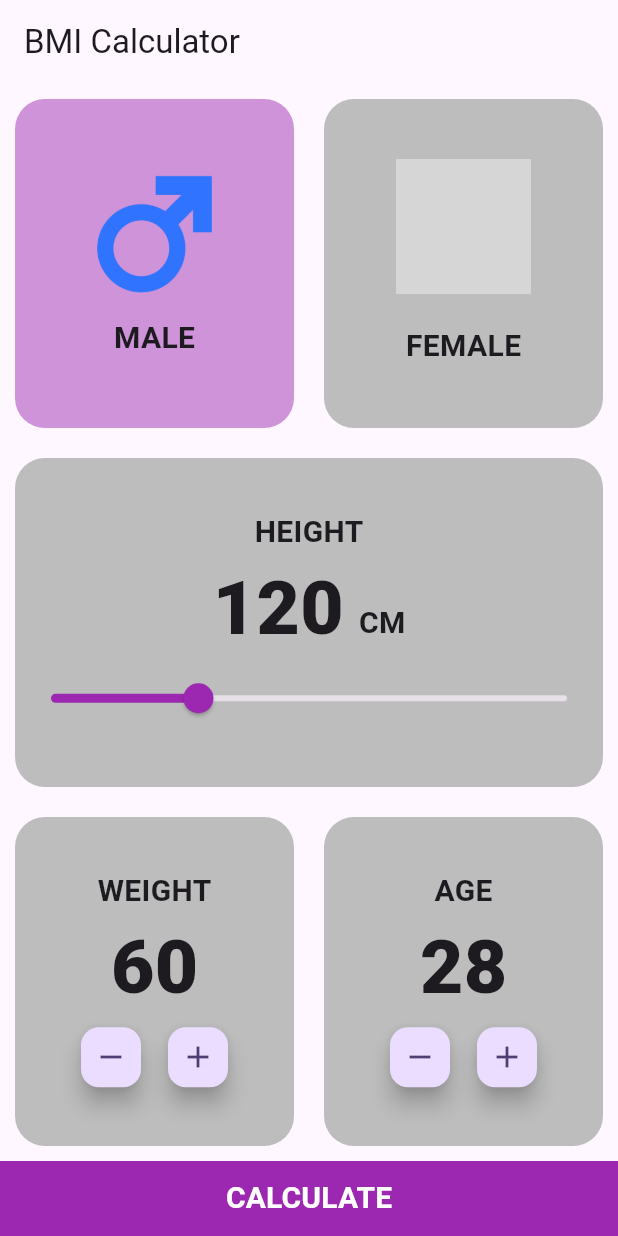
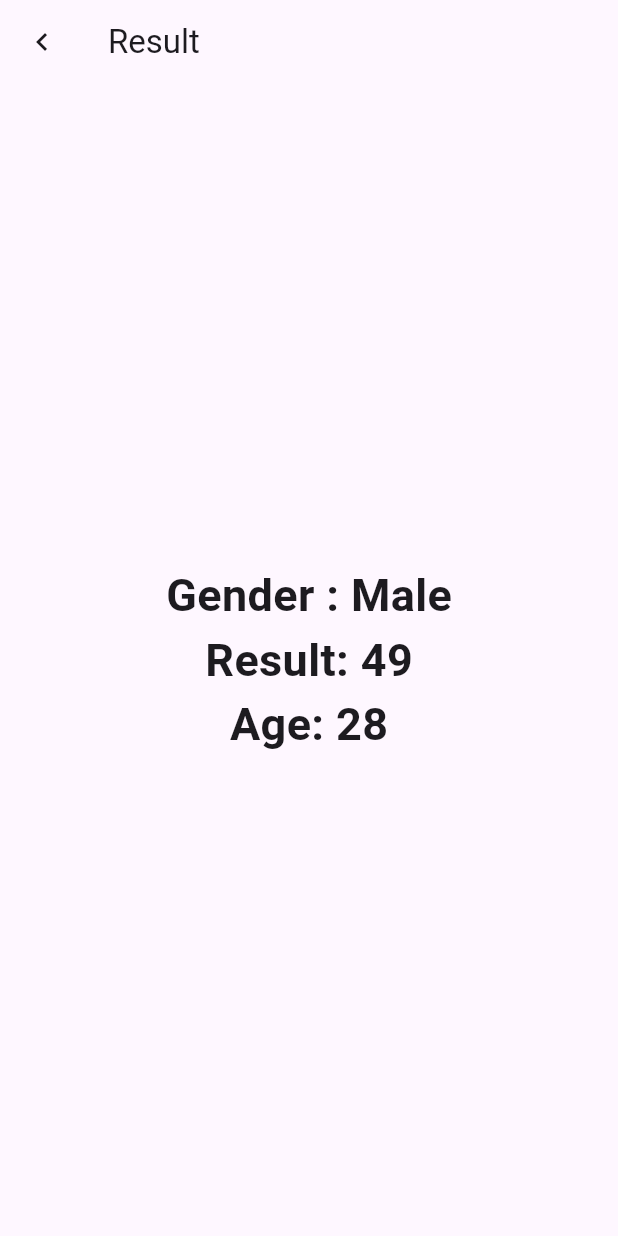
Before and after one commit to amroshehk/BMI-Calculator, a Flutter app: the screen it shows after launch, after a tap on the "remove" icon, after a tap on the "add" icon, after a tap on "CALCULATE", on a phone screen of 412 x 824 dp. Run offline on Flutter 3.47's test engine with Material 3 defaults, Android fonts, the light colour scheme and no system bars; grey boxes are pictures that could not be loaded.

Commit message:
Add navigation between screens. Add result screen.

```diff
--- /dev/null
+++ b/lib/bmi_result_screen.dart
@@ -0,0 +1,40 @@
+import 'package:flutter/material.dart';
+
+class ResultScreen extends StatelessWidget {
+ // const ResultScreen({super.key});
+
+  final double result;
+  final double age;
+  final String gender;
+
+  ResultScreen({
+    required this.result,
+    required this.age,
+    required this.gender,
+  });
+
+  @override
+  Widget build(BuildContext context) {
+    return Scaffold(
+      appBar: AppBar(
+        leading: IconButton(icon: Icon(Icons.keyboard_arrow_left), onPressed: () {
+          Navigator.pop(context);
+        },),
+        title: Text("Result"),
+
+      ),
+      body: Container(
+        width: double.infinity,
+        child: Column(
+          mainAxisAlignment: MainAxisAlignment.center,
+          crossAxisAlignment: CrossAxisAlignment.center,
+          children: [
+            Text("Gender : $gender",style: TextStyle(fontSize: 30.0, fontWeight: FontWeight.bold),),
+            Text("Result: ${result.round()}",style: TextStyle(fontSize: 30.0, fontWeight: FontWeight.bold)),
+            Text("Age: ${age.round()}",style: TextStyle(fontSize: 30.0, fontWeight: FontWeight.bold)),
+          ],
+        ),
+      ),
+    );
+  }
+}
--- a/lib/bmi_screen.dart
+++ b/lib/bmi_screen.dart
@@ -1,3 +1,6 @@
+import 'dart:math';
+
+import 'package:bmi_calculator/bmi_result_screen.dart';
 import 'package:flutter/cupertino.dart';
 import 'package:flutter/material.dart';
 import 'package:flutter/painting.dart';
@@ -11,11 +14,10 @@ class BmiScreen extends StatefulWidget {
 }
 
 class _BmiScreenState extends State<BmiScreen> {
-  var value1 = 120.0;
-  var weghitValue = 60.0;
+  var height = 120.0;
+  var weight = 70.0;
   var ageValue = 28.0;
   var isMale = true;
-  var isFeMale = false;
   @override
   Widget build(BuildContext context) {
     return Scaffold(
@@ -102,17 +104,17 @@ class _BmiScreenState extends State<BmiScreen> {
                     crossAxisAlignment: CrossAxisAlignment.baseline,
                     textBaseline: TextBaseline.alphabetic,
                     children: [
-                      Text("${value1.round()}"   ,style: TextStyle(fontWeight:FontWeight.w900,fontSize: 50.0),),
+                      Text("${height.round()}"   ,style: TextStyle(fontWeight:FontWeight.w900,fontSize: 50.0),),
                       SizedBox(width: 10,),
                       Text("CM"   ,style: TextStyle(fontWeight:FontWeight.bold,fontSize: 20.0),)
                     ],
                   ),
-                  Slider(value: value1,
+                  Slider(value: height,
                       max: 220.0,
                       min: 80.0,
                       activeColor: Colors.purple,
                       onChanged: (value) {
-                        value1 = value;
+                        height = value;
                         setState(() {
 
                         });
@@ -137,12 +139,12 @@ class _BmiScreenState extends State<BmiScreen> {
                           mainAxisAlignment: MainAxisAlignment.center,
                           children: [
                             Text("WEIGHT"   ,style: TextStyle(fontWeight:FontWeight.bold,fontSize: 20.0),),
-                            Text("${weghitValue.round()}"   ,style: TextStyle(fontWeight:FontWeight.w900,fontSize: 50.0),),
+                            Text("${weight.round()}"   ,style: TextStyle(fontWeight:FontWeight.w900,fontSize: 50.0),),
                             Row(
                               mainAxisAlignment: MainAxisAlignment.center,
                               children: [
                                 FloatingActionButton(onPressed: (){
-                                  weghitValue--;
+                                  weight--;
                                   setState(() {
 
                                   });
@@ -150,7 +152,7 @@ class _BmiScreenState extends State<BmiScreen> {
                                 mini: true,),
                                 SizedBox(width: 10,),
                                 FloatingActionButton(onPressed: (){
-                                  weghitValue++;
+                                  weight++;
                                   setState(() {
 
                                   });
@@ -205,7 +207,16 @@ class _BmiScreenState extends State<BmiScreen> {
               width: double.infinity,
               color: Colors.purple,
               child: MaterialButton(
-                onPressed: () {},
+                onPressed: () {
+                  var result = weight / pow(height/100, 2);
+                  var gender = isMale?"Male":"Female";
+                  Navigator.push(context, MaterialPageRoute(builder: (context) => ResultScreen(
+                      result: result,
+                      age: ageValue,
+                      gender: gender
+
+                  ),) );
+                },
                 child: Text(
                   "CALCULATE",
                   style: TextStyle(
```
